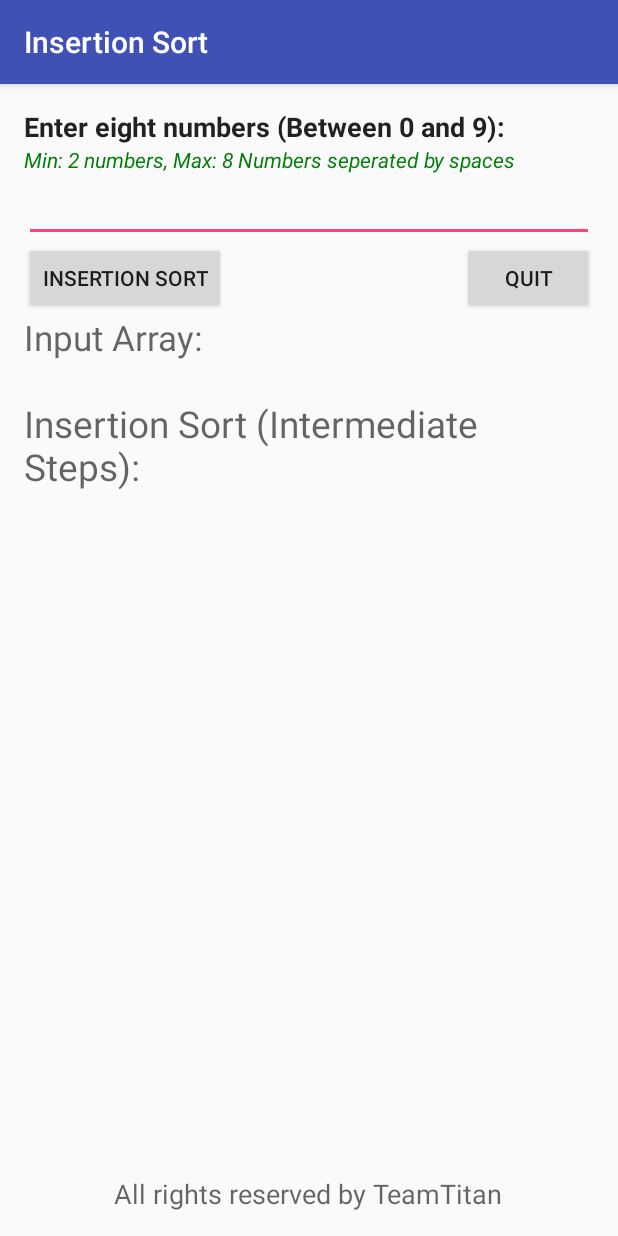
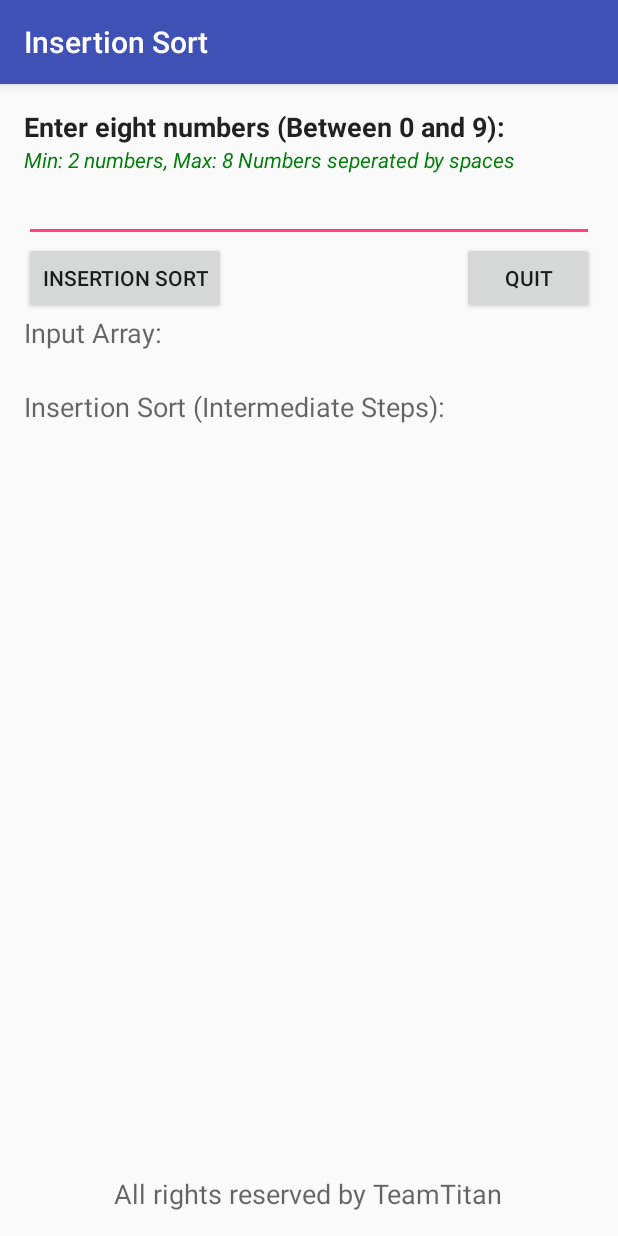
Before and after one commit to ynoorcsu/InsertionSortApp, an Android app: the screen it shows after launch (MainActivity), on a phone screen of 412 x 824 dp. Run offline under Robolectric (Android 15) with nearby library versions, the phone set to English and light mode, and no system bars.

```diff
--- a/app/src/main/res/layout/activity_main.xml
+++ b/app/src/main/res/layout/activity_main.xml
@@ -51,7 +51,7 @@
         android:layout_below="@+id/btnSort"
         android:layout_alignParentLeft="true"
         android:layout_alignParentStart="true"
-        android:textSize="35px" />
+        android:textSize="@dimen/abc_text_size_medium_material" />
 
     <TextView
         android:layout_width="wrap_content"
@@ -85,7 +85,7 @@
         android:layout_below="@+id/lblInputOutput"
         android:layout_alignParentLeft="true"
         android:layout_alignParentStart="true"
-        android:textSize="37px" />
+        android:textSize="@dimen/abc_text_size_medium_material" />
 
     <TextView
         android:layout_width="wrap_content"
```
Also changed, not shown: app/src/main/java/edu/fullerton/csu/teamtitan/insertionapp/MainActivity.java (+10 -5 lines).
